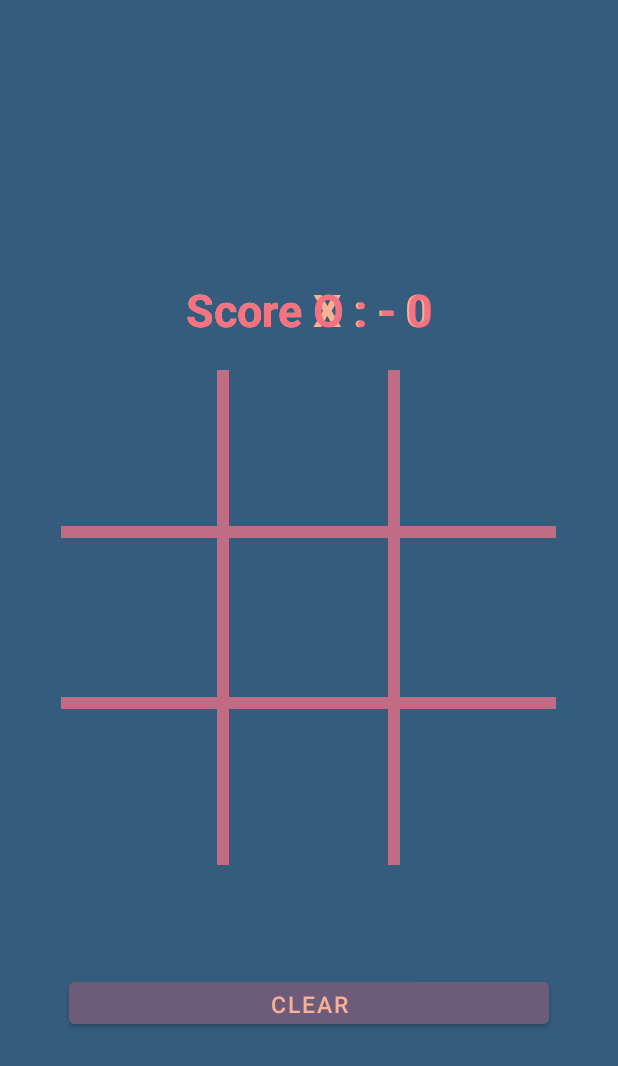
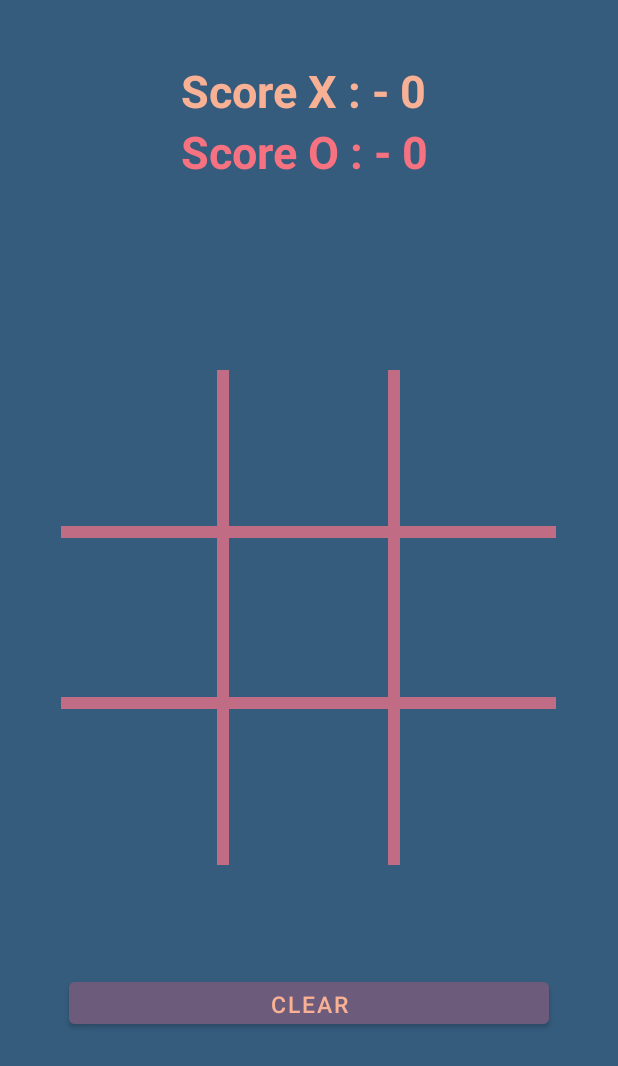
Before and after one commit to eralpmor/TicTacToe, an Android app: the MainActivity screen opened directly, with no data from a screen before it, on a phone screen of 412 x 824 dp. Shown: the top 1066 px of the screen. Run offline under Robolectric (Android 15) with nearby library versions, the phone set to English and light mode, and no system bars; our stand-ins replace AdMob.

Commit message:
Version 1.0.0
Uygulama yüklemeye hazır. Versiyon 1.0.1 için tekli oynama özelliği eklenecek

```diff
--- a/app/src/main/res/layout/activity_main.xml
+++ b/app/src/main/res/layout/activity_main.xml
@@ -1,24 +1,21 @@
 <?xml version="1.0" encoding="utf-8"?>
-<androidx.constraintlayout.widget.ConstraintLayout xmlns:android="http://schemas.android.com/apk/res/android"
+<RelativeLayout xmlns:android="http://schemas.android.com/apk/res/android"
     xmlns:app="http://schemas.android.com/apk/res-auto"
     xmlns:tools="http://schemas.android.com/tools"
     android:layout_width="match_parent"
     android:layout_height="match_parent"
     android:background="@color/background"
-    tools:context=".MainActivity"
-    android:id="@+id/parent_layout"
-    >
+    tools:context=".MainActivity">
 
-      <androidx.constraintlayout.widget.ConstraintLayout
-    android:layout_width="wrap_content"
+    <LinearLayout
+        android:id="@+id/score_linear"
+        android:layout_width="250dp"
         android:layout_height="wrap_content"
         android:orientation="vertical"
-    app:layout_constraintTop_toTopOf="@id/parent_layout"
-    android:layout_centerHorizontal="true"
-          app:layout_constraintBottom_toTopOf="@id/game_area"
-          app:layout_constraintStart_toStartOf="parent"
-          app:layout_constraintEnd_toEndOf="parent"
-          >
+        android:paddingRight="40dp"
+        android:paddingLeft="40dp"
+        android:layout_marginTop="40dp"
+        android:layout_centerHorizontal="true">
 
 
         <TextView
@@ -41,16 +38,7 @@
             android:id="@+id/scoreY"
             >
         </TextView>
-</androidx.constraintlayout.widget.ConstraintLayout>
-
-    <RelativeLayout
-        android:id="@+id/game_area"
-        android:layout_width="match_parent"
-        android:layout_height="match_parent"
-        app:layout_constraintTop_toBottomOf="@id/parent_layout"
-        app:layout_constraintBottom_toBottomOf="parent">
-
-
+    </LinearLayout>
 
     <RelativeLayout
         android:layout_width="90dp"
@@ -322,6 +310,6 @@
         app:adUnitId="ca-app-pub-3940256099942544/6300978111">
 
     </com.google.android.gms.ads.AdView>
+
+
 </RelativeLayout>
-
-</androidx.constraintlayout.widget.ConstraintLayout>
--- a/app/src/main/res/layout/gameboard_layout.xml
+++ b/app/src/main/res/layout/gameboard_layout.xml
@@ -1,7 +1,9 @@
 <?xml version="1.0" encoding="utf-8"?>
-<RelativeLayout xmlns:android="http://schemas.android.com/apk/res/android"
+<RelativeLayout
+    xmlns:android="http://schemas.android.com/apk/res/android"
     android:layout_width="wrap_content"
     android:layout_height="wrap_content"
+    android:background="@color/background"
     >
     <RelativeLayout
         android:id="@+id/gameboard"
```
Also changed, not shown: app/src/main/res/layout/activity_menu.xml (+17 -0 lines), 1 other file. Lines whose indentation alone changed are shown as unchanged.
